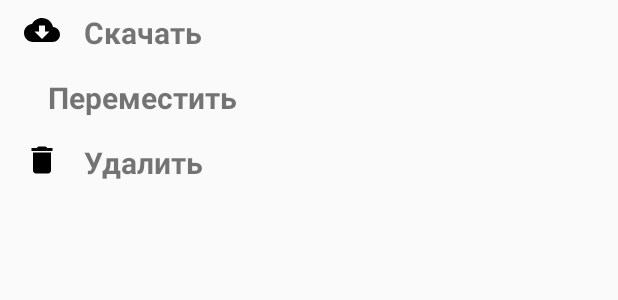
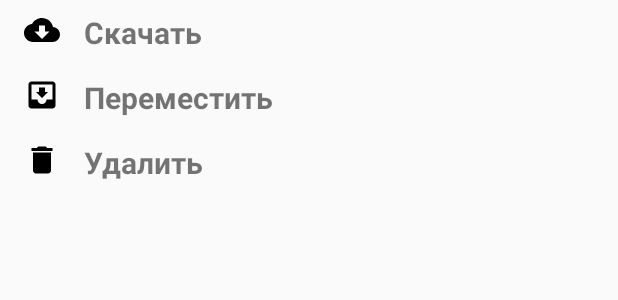
Before and after one commit to CavInc/Veter1805Disk, an Android app: the layout operation_dialog.xml on its own in the app's theme, with its tools: preview values and no code run, on a phone screen of 412 x 824 dp. Shown: the top 300 px of the screen. Run offline under Robolectric (Android 15) with nearby library versions, the light colour scheme and no system bars.

Commit message:
Поправлено отображение

```diff
--- a/app/src/main/java/tk/cavinc/veter1805disk/data/managers/DataManager.java
+++ b/app/src/main/java/tk/cavinc/veter1805disk/data/managers/DataManager.java
@@ -1,6 +1,7 @@
 package tk.cavinc.veter1805disk.data.managers;
 
 import android.content.Context;
+import android.os.Build;
 import android.os.Environment;
 
 import java.io.File;
@@ -55,7 +56,10 @@ public class DataManager {
 
     public void setFileModels(ArrayList<FileModels> fileModels) {
         mFileModels = fileModels;
-        //mFileModels.sort();
+
+        if (Build.VERSION.SDK_INT >= Build.VERSION_CODES.N) {
+            mFileModels.sort(new FielsSort());
+        }
     }
 
     // получили путь к папке загрузки
--- /dev/null
+++ b/app/src/main/res/drawable/ic_move_to_inbox_black_24dp.xml
@@ -0,0 +1,9 @@
+<vector xmlns:android="http://schemas.android.com/apk/res/android"
+        android:width="24dp"
+        android:height="24dp"
+        android:viewportWidth="24.0"
+        android:viewportHeight="24.0">
+    <path
+        android:fillColor="#FF000000"
+        android:pathData="M19,3L4.99,3c-1.11,0 -1.98,0.9 -1.98,2L3,19c0,1.1 0.88,2 1.99,2L19,21c1.1,0 2,-0.9 2,-2L21,5c0,-1.1 -0.9,-2 -2,-2zM19,15h-4c0,1.66 -1.35,3 -3,3s-3,-1.34 -3,-3L4.99,15L4.99,5L19,5v10zM16,10h-2L14,7h-4v3L8,10l4,4 4,-4z"/>
+</vector>
--- a/app/src/main/res/layout/file_items2.xml
+++ b/app/src/main/res/layout/file_items2.xml
@@ -20,6 +20,7 @@
             android:layout_height="wrap_content">
             <ImageView
                 android:id="@+id/file_img"
+                android:layout_marginRight="16dp"
                 android:layout_width="wrap_content"
                 android:layout_height="wrap_content"/>
             <LinearLayout
--- a/app/src/main/res/layout/operation_dialog.xml
+++ b/app/src/main/res/layout/operation_dialog.xml
@@ -33,6 +33,7 @@
         android:layout_height="wrap_content">
         <ImageView
             android:layout_marginRight="16dp"
+            android:src="@drawable/ic_move_to_inbox_black_24dp"
             android:layout_width="wrap_content"
             android:layout_height="wrap_content"/>
         <TextView
```
Also changed, not shown: app/src/main/java/tk/cavinc/veter1805disk/data/managers/FielsSort.java (added, +15 -0 lines), app/src/main/java/tk/cavinc/veter1805disk/ui/activites/MainActivity.java (+35 -0 lines).
